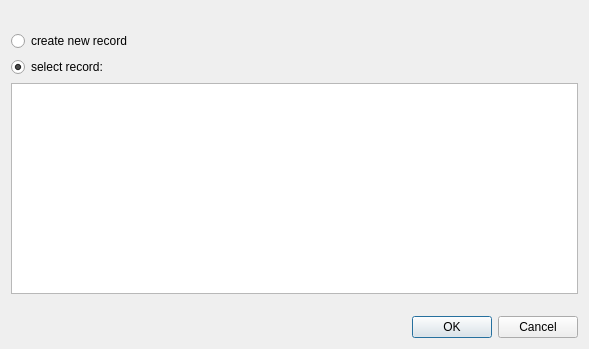
Qt form libqf3widgets/qfselectrdrdialog.ui (jkriege2/QuickFit3) before a commit.
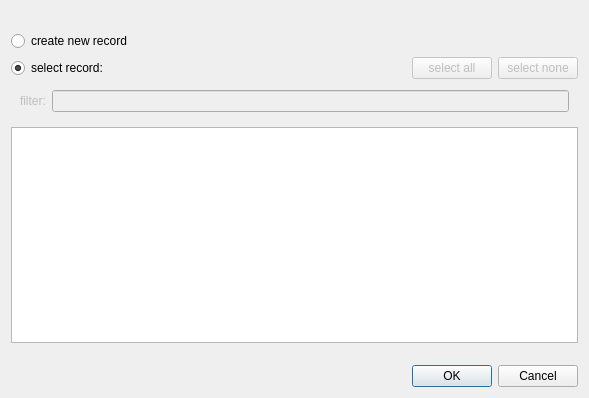
The same form after that commit. Custom widgets are drawn as their Qt base class.

Patch:
```diff
--- a/libqf3widgets/qfselectrdrdialog.ui
+++ b/libqf3widgets/qfselectrdrdialog.ui
@@ -7,7 +7,7 @@
     <x>0</x>
     <y>0</y>
     <width>589</width>
-    <height>349</height>
+    <height>398</height>
    </rect>
   </property>
   <property name="windowTitle">
@@ -32,13 +32,72 @@
     </widget>
    </item>
    <item>
-    <widget class="QRadioButton" name="radSelect">
-     <property name="text">
-      <string>select record:</string>
+    <layout class="QHBoxLayout" name="horizontalLayout">
+     <item>
+      <widget class="QRadioButton" name="radSelect">
+       <property name="text">
+        <string>select record:</string>
+       </property>
+       <property name="checked">
+        <bool>true</bool>
+       </property>
+      </widget>
+     </item>
+     <item>
+      <spacer name="horizontalSpacer">
+       <property name="orientation">
+        <enum>Qt::Horizontal</enum>
+       </property>
+       <property name="sizeHint" stdset="0">
+        <size>
+         <width>40</width>
+         <height>20</height>
+        </size>
+       </property>
+      </spacer>
+     </item>
+     <item>
+      <widget class="QPushButton" name="btnAll">
+       <property name="enabled">
+        <bool>false</bool>
+       </property>
+       <property name="text">
+        <string>select all</string>
+       </property>
+      </widget>
+     </item>
+     <item>
+      <widget class="QPushButton" name="btnNone">
+       <property name="enabled">
+        <bool>false</bool>
+       </property>
+       <property name="text">
+        <string>select none</string>
+       </property>
+      </widget>
+     </item>
+    </layout>
+   </item>
+   <item>
+    <widget class="QWidget" name="horizontalWidget" native="true">
+     <property name="enabled">
+      <bool>false</bool>
      </property>
-     <property name="checked">
-      <bool>true</bool>
-     </property>
+     <layout class="QHBoxLayout" name="horizontalLayout_2">
+      <property name="topMargin">
+       <number>5</number>
+      </property>
+      <item>
+       <widget class="QLabel" name="label">
+        <property name="text">
+         <string>filter:</string>
+        </property>
+       </widget>
+      </item>
+      <item>
+       <widget class="QFEnhancedLineEdit" name="lineEditFilter"/>
+      </item>
+     </layout>
     </widget>
    </item>
    <item>
@@ -74,6 +133,13 @@
    </item>
   </layout>
  </widget>
+ <customwidgets>
+  <customwidget>
+   <class>QFEnhancedLineEdit</class>
+   <extends>QLineEdit</extends>
+   <header>qfenhancedlineedit.h</header>
+  </customwidget>
+ </customwidgets>
  <resources/>
  <connections>
   <connection>
```
Left out of the diff: 60 changed lines with no effect on the pictures.
